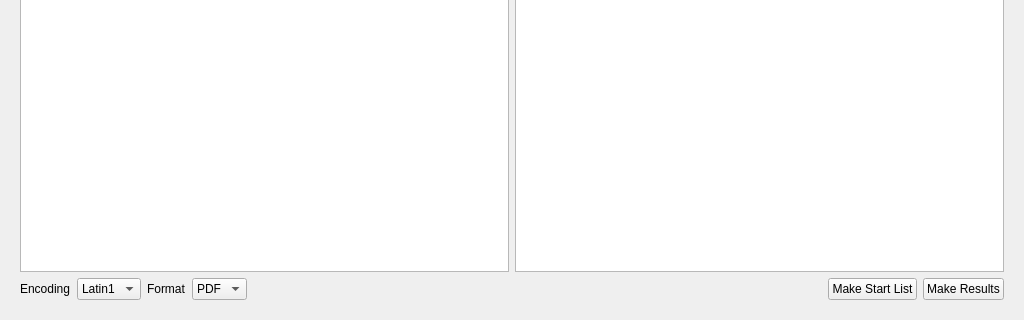
The window that chronorace.ui (flinco/LBChronoRace) describes before a commit, drawn with Qt 5; both pictures show x 0 to 1024 and y 448 to 768 of the 1024 by 768 pixel window.
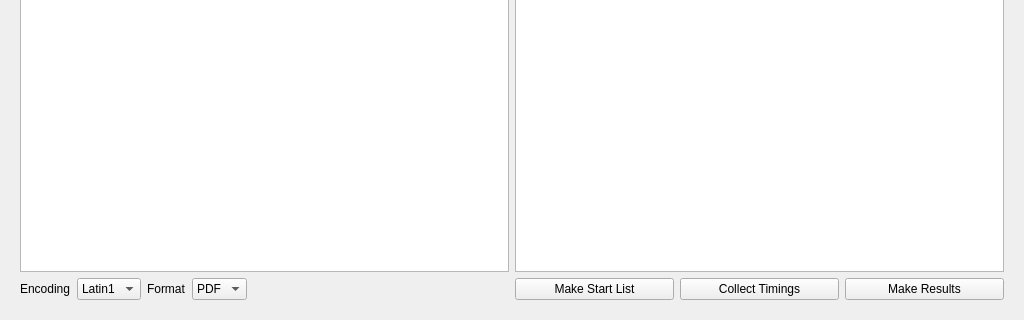
The same window after the commit. Icons and pictures are not drawn.

Commit message: Add timings recording and move to 3.9.x

The edit to the form file:
```diff
--- a/chronorace.ui
+++ b/chronorace.ui
@@ -217,7 +217,9 @@
      </layout>
     </item>
     <item>
-     <layout class="QHBoxLayout" name="horizontalLayout">
+     <layout class="QHBoxLayout" name="horizontalLayout" stretch="1,1">
+      <item>
+       <layout class="QHBoxLayout" name="horizontalLayout_4">
       <item>
        <widget class="QLabel" name="labelEncoding">
         <property name="text">
@@ -296,11 +298,21 @@
         </property>
        </spacer>
       </item>
+       </layout>
+      </item>
+      <item>
+       <layout class="QHBoxLayout" name="horizontalLayout_3" stretch="1,1,1">
       <item>
        <widget class="QPushButton" name="makeStartList">
         <property name="enabled">
          <bool>true</bool>
         </property>
+          <property name="sizePolicy">
+           <sizepolicy hsizetype="MinimumExpanding" vsizetype="Fixed">
+            <horstretch>0</horstretch>
+            <verstretch>0</verstretch>
+           </sizepolicy>
+          </property>
         <property name="toolTip">
          <string>Generate start list in the selected format</string>
         </property>
@@ -309,11 +321,36 @@
         </property>
        </widget>
       </item>
+        <item>
+         <widget class="QPushButton" name="collectTimings">
+          <property name="enabled">
+           <bool>true</bool>
+          </property>
+          <property name="sizePolicy">
+           <sizepolicy hsizetype="MinimumExpanding" vsizetype="Fixed">
+            <horstretch>0</horstretch>
+            <verstretch>0</verstretch>
+           </sizepolicy>
+          </property>
+          <property name="toolTip">
+           <string>Collect timings and bibs</string>
+          </property>
+          <property name="text">
+           <string>Collect Timings</string>
+          </property>
+         </widget>
+        </item>
       <item>
        <widget class="QPushButton" name="makeRankings">
         <property name="enabled">
          <bool>true</bool>
         </property>
+          <property name="sizePolicy">
+           <sizepolicy hsizetype="MinimumExpanding" vsizetype="Fixed">
+            <horstretch>0</horstretch>
+            <verstretch>0</verstretch>
+           </sizepolicy>
+          </property>
         <property name="toolTip">
          <string>Generate results in the selected format</string>
         </property>
@@ -325,6 +362,8 @@
      </layout>
     </item>
    </layout>
+    </item>
+   </layout>
   </widget>
   <widget class="QMenuBar" name="menuBar">
    <property name="geometry">
```
Left out of the diff: 12 changed lines with no effect on the pictures. Lines whose indentation alone changed are shown as unchanged. The commit also changes 20 other files.
